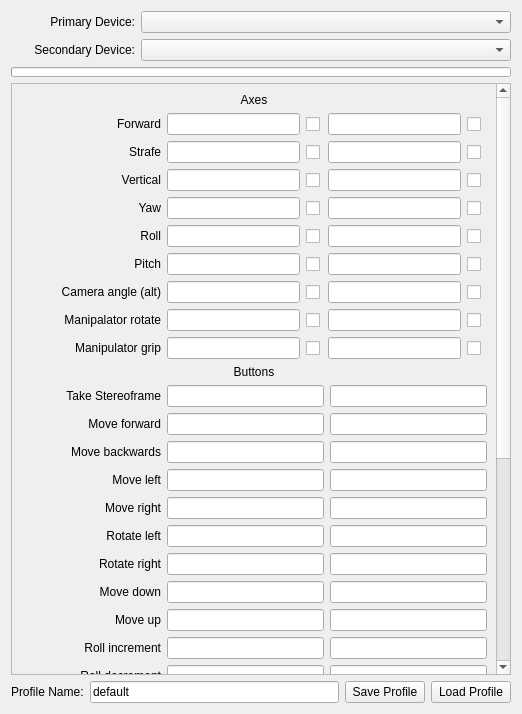
Before: the Qt Designer form controlwindow.ui in SevR0V/Chersonesos, drawn with Qt 5.
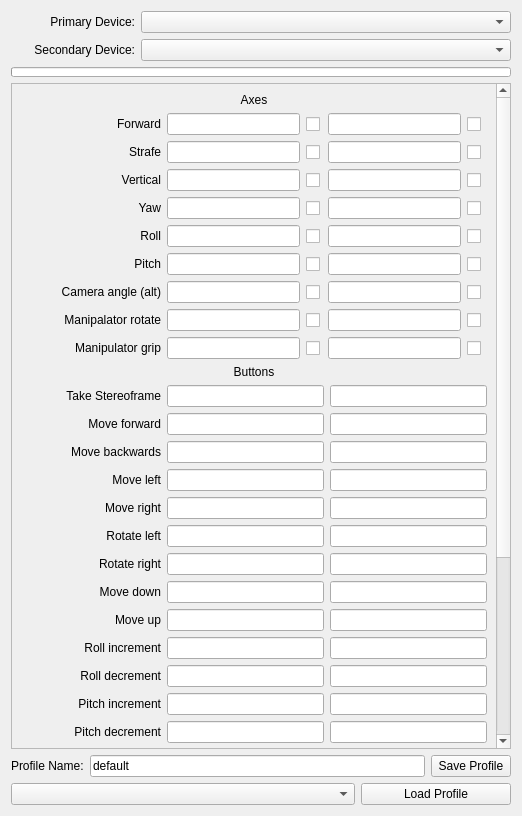
After: the same form once the commit is applied.

Commit message: Added load function

```diff
--- a/controlwindow.ui
+++ b/controlwindow.ui
@@ -7,7 +7,7 @@
     <x>0</x>
     <y>0</y>
     <width>522</width>
-    <height>714</height>
+    <height>816</height>
    </rect>
   </property>
   <property name="minimumSize">
@@ -105,7 +105,7 @@
       <property name="geometry">
        <rect>
         <x>0</x>
-        <y>-659</y>
+        <y>0</y>
         <width>481</width>
         <height>1220</height>
        </rect>
@@ -2192,8 +2192,21 @@
        </property>
       </widget>
      </item>
+    </layout>
+   </item>
+   <item>
+    <layout class="QHBoxLayout" name="horizontalLayout_74">
      <item>
-      <widget class="QPushButton" name="loadProfileMan">
+      <widget class="QComboBox" name="profileList"/>
+     </item>
+     <item>
+      <widget class="QPushButton" name="loadProfileBut">
+       <property name="maximumSize">
+        <size>
+         <width>150</width>
+         <height>16777215</height>
+        </size>
+       </property>
        <property name="text">
         <string>Load Profile</string>
        </property>
```
The commit also changes 3 other files.
